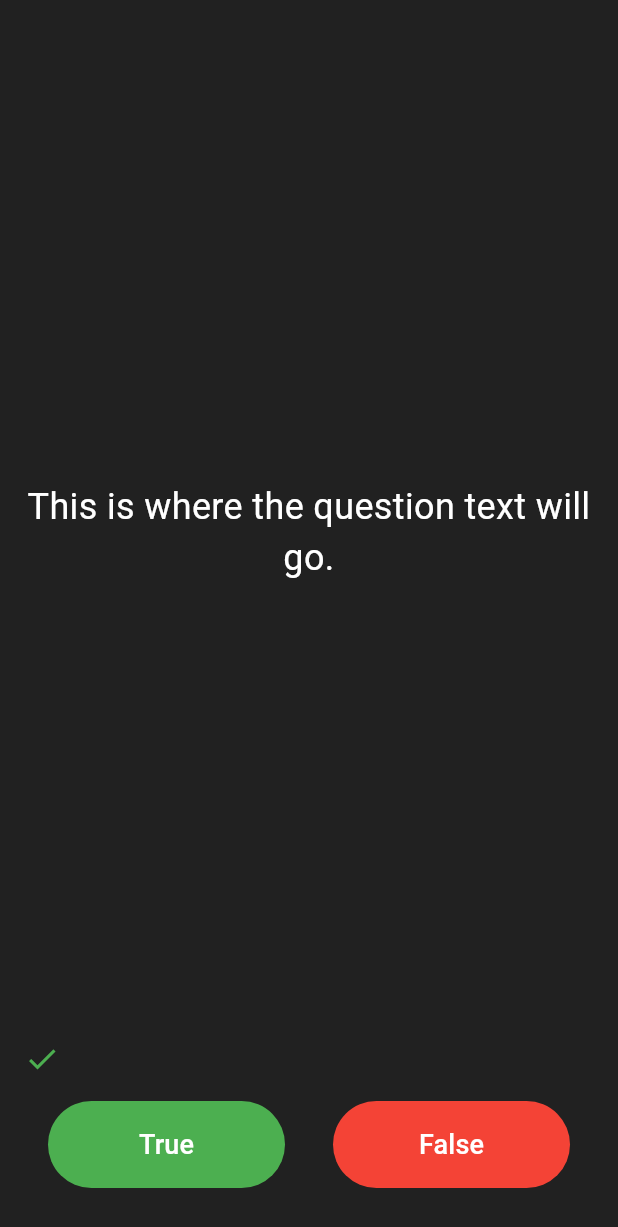
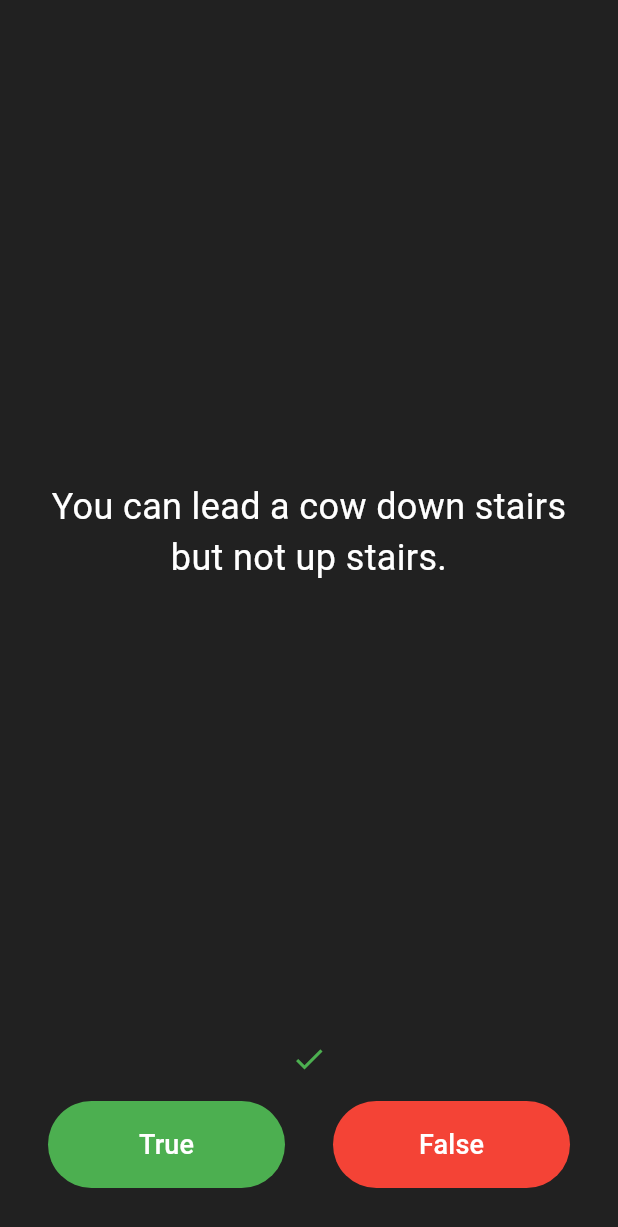
Before and after one commit to sergeyruppel/quizzy_app_flutter, a Flutter app: the screen it shows after launch, after a tap on "True", on a phone screen of 412 x 824 dp. Shown: the top 1227 px of the screen. Run offline on Flutter 3.47's test engine with Material 3 defaults, Android fonts, the phone set to English and light mode, and no system bars.

Commit message:
Displaying the Questions (part 1)

```diff
--- a/lib/main.dart
+++ b/lib/main.dart
@@ -1,9 +1,9 @@
 import 'package:flutter/material.dart';
 
-void main() => runApp(const Quizzler());
+void main() => runApp(const Quizzy());
 
-class Quizzler extends StatelessWidget {
-  const Quizzler({super.key});
+class Quizzy extends StatelessWidget {
+  const Quizzy({super.key});
 
   @override
   Widget build(BuildContext context) {
@@ -29,33 +29,39 @@
 }
 
 class QuizPageState extends State<QuizPage> {
+  var questions = <String>[
+    'You can lead a cow down stairs but not up stairs.',
+    'Approximately one quarter of human bones are in the feet.',
+    'A slug\'s blood is green.',
+  ];
+  var questionNumber = 0;
+  var scoreKeeper = <Icon>[];
+
   @override
   Widget build(BuildContext context) {
     return Column(
       // mainAxisAlignment: MainAxisAlignment.spaceBetween,
       // crossAxisAlignment: CrossAxisAlignment.stretch,
       children: [
-        const Expanded(
+        Expanded(
           // flex: 5,
           child: Center(
             child: Text(
-              'This is where the question text will go.',
+              questions[questionNumber],
               textAlign: TextAlign.center,
-              style: TextStyle(
+              style: const TextStyle(
                 fontSize: 24.0,
                 color: Colors.white,
               ),
             ),
           ),
         ),
-        //TODO: Add a Row here as your score keeper
-        Row(
-          children: [
-            Icon(
-              Icons.check,
-              color: Colors.green,
-            ),
-          ],
+        SizedBox(
+          height: 24.0,
+          child: Row(
+            mainAxisAlignment: MainAxisAlignment.center,
+            children: scoreKeeper,
+          ),
         ),
         Row(
           children: [
@@ -64,7 +70,6 @@
                 padding: const EdgeInsets.all(16.0),
                 child: TextButton(
                   style: ButtonStyle(
-                    foregroundColor: MaterialStateProperty.all(Colors.white),
                     backgroundColor: MaterialStateProperty.all(Colors.green),
                   ),
                   child: const Padding(
@@ -79,6 +84,15 @@
                   ),
                   onPressed: () {
                     //The user picked true.
+                    setState(() {
+                      questionNumber += questionNumber;
+                      scoreKeeper.add(
+                        const Icon(
+                          Icons.check,
+                          color: Colors.green,
+                        ),
+                      );
+                    });
                   },
                 ),
               ),
@@ -101,6 +115,14 @@
                   ),
                   onPressed: () {
                     //The user picked false.
+                    setState(() {
+                      scoreKeeper.add(
+                        const Icon(
+                          Icons.close,
+                          color: Colors.red,
+                        ),
+                      );
+                    });
                   },
                 ),
               ),
```
Also changed, not shown: 1 other file.
